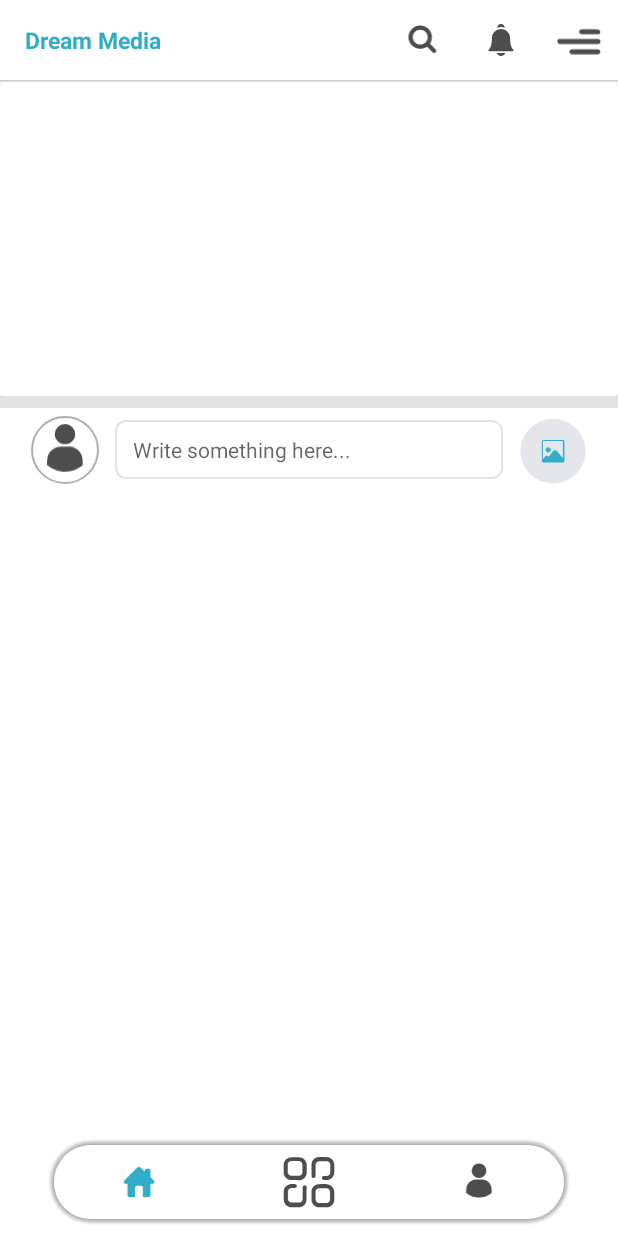
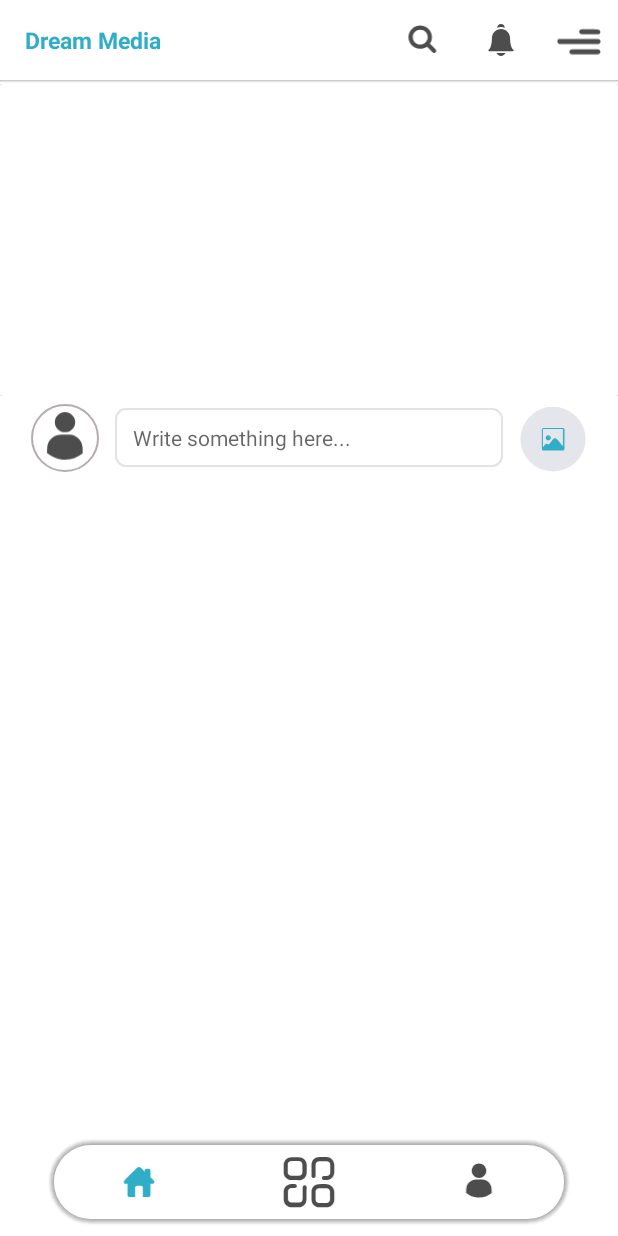
Before and after one commit to Bhola-Kr/App, an Android app: the DashboardFragment screen opened through its navigation route, on a phone screen of 412 x 824 dp. Run offline under Robolectric (Android 15) with nearby library versions, the phone set to English and light mode, and no system bars; our stand-ins replace CircleImageView, data binding, navigation-ui, sdp/ssp sizes; libraries missing offline, so code that uses them is left out: me.grantland.widget; pictures from the network do not load; Roboto replaces fonts that are not available here.

Commit message:
mac commit

```diff
--- a/app/src/main/java/com/dreammedia/dreammedia/adapter/DashboardAdapter.kt
+++ b/app/src/main/java/com/dreammedia/dreammedia/adapter/DashboardAdapter.kt
@@ -1,5 +1,6 @@
 package com.dreammedia.dreammedia.adapter
 
+import android.annotation.SuppressLint
 import android.content.Context
 import android.view.LayoutInflater
 import android.view.MenuItem
@@ -42,7 +43,7 @@ class DashboardAdapter(
         return ViewHolder(v)
     }
 
-    override fun onBindViewHolder(holder: DashboardAdapter.ViewHolder, position: Int) {
+    override fun onBindViewHolder(holder: DashboardAdapter.ViewHolder, @SuppressLint("RecyclerView") position: Int) {
 
         try {
             holder.name.setText(list.get(position).fullname)
--- a/app/src/main/java/com/dreammedia/dreammedia/adapter/DashboardAdapter2.kt
+++ b/app/src/main/java/com/dreammedia/dreammedia/adapter/DashboardAdapter2.kt
@@ -1,5 +1,6 @@
 package com.dreammedia.dreammedia.adapter
 
+import android.annotation.SuppressLint
 import android.view.LayoutInflater
 import android.view.MenuItem
 import android.view.View
@@ -40,7 +41,7 @@ class DashboardAdapter2(
         return ViewHolder(v)
     }
 
-    override fun onBindViewHolder(holder: DashboardAdapter2.ViewHolder, position: Int) {
+    override fun onBindViewHolder(holder: DashboardAdapter2.ViewHolder, @SuppressLint("RecyclerView") position: Int) {
 
         if (list != null) {
             try {
--- a/app/src/main/res/layout/fragment_dashboard.xml
+++ b/app/src/main/res/layout/fragment_dashboard.xml
@@ -41,14 +41,14 @@
                                 android:layout_height="@dimen/_145sdp"/>
 
                             <LinearLayout
-                                android:layout_below="@+id/sliderView"
                                 android:id="@+id/pagesContainer"
                                 android:layout_width="match_parent"
                                 android:layout_height="wrap_content"
+                                android:layout_below="@+id/sliderView"
                                 android:layout_alignParentBottom="true"
                                 android:layout_gravity="bottom"
                                 android:gravity="center_horizontal"
-                                android:orientation="horizontal"/>
+                                android:orientation="horizontal" />
 
                         </RelativeLayout>
 
@@ -56,7 +56,6 @@
 
                     <RelativeLayout
                         android:gravity="center"
-                        android:layout_marginTop="@dimen/_6sdp"
                         android:padding="@dimen/_4sdp"
                         android:orientation="horizontal"
                         android:background="@color/white"
--- a/app/src/main/res/layout/list_dashboard.xml
+++ b/app/src/main/res/layout/list_dashboard.xml
@@ -1,10 +1,11 @@
 <?xml version="1.0" encoding="utf-8"?>
-<LinearLayout xmlns:android="http://schemas.android.com/apk/res/android"
+<LinearLayout
+    android:layout_marginTop="@dimen/_2sdp"
+    xmlns:android="http://schemas.android.com/apk/res/android"
     xmlns:app="http://schemas.android.com/apk/res-auto"
     xmlns:autofit="http://schemas.android.com/tools"
     android:layout_width="match_parent"
     android:layout_height="wrap_content"
-    android:layout_marginTop="@dimen/_3sdp"
     android:background="@color/white"
     android:orientation="vertical">
 
```
